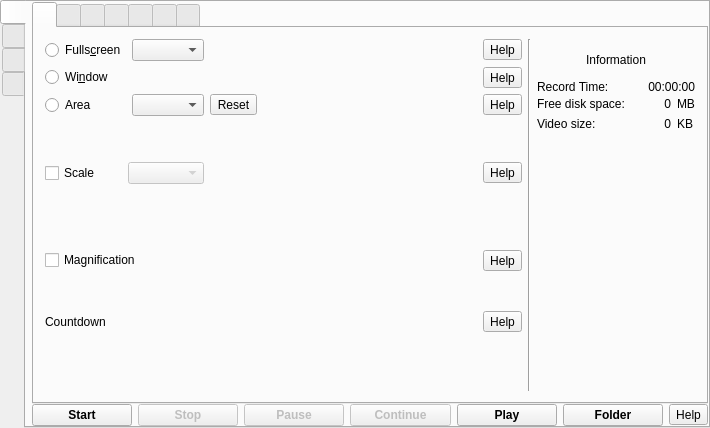
Old version of the form src/formMainWindow.ui in the repository vkohaupt/vokoscreenNG.
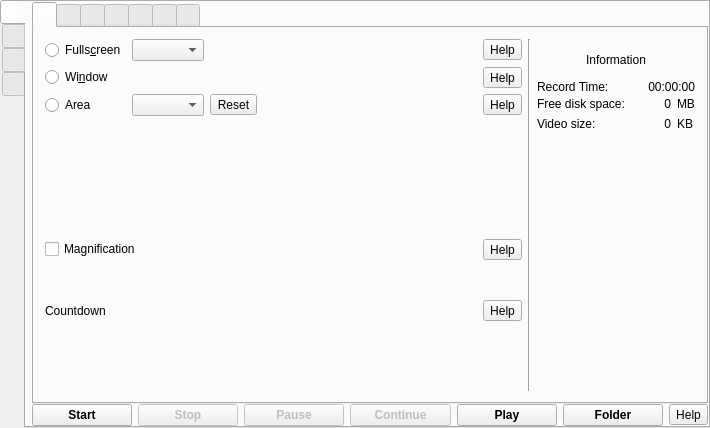
New version of the form. Icons and pictures are not drawn.

Commit message: Scale: Delete

Patch:
```diff
--- a/src/formMainWindow.ui
+++ b/src/formMainWindow.ui
@@ -126,16 +126,6 @@
                   </property>
                  </widget>
                 </item>
-                <item row="4" column="4">
-                 <widget class="QToolButton" name="help_screencast_scale">
-                  <property name="toolTip">
-                   <string notr="true"/>
-                  </property>
-                  <property name="text">
-                   <string notr="true">Help</string>
-                  </property>
-                 </widget>
-                </item>
                 <item row="2" column="4">
                  <widget class="QToolButton" name="help_screencast_area">
                   <property name="text">
@@ -192,23 +182,6 @@
                    <property name="bottomMargin">
                     <number>0</number>
                    </property>
-                   <item>
-                    <widget class="QCheckBox" name="checkBoxScale">
-                     <property name="text">
-                      <string>Scale</string>
-                     </property>
-                    </widget>
-                   </item>
-                   <item>
-                    <widget class="QComboBox" name="comboBoxScale">
-                     <property name="enabled">
-                      <bool>false</bool>
-                     </property>
-                     <property name="sizeAdjustPolicy">
-                      <enum>QComboBox::AdjustToContents</enum>
-                     </property>
-                    </widget>
-                   </item>
                   </layout>
                  </widget>
                 </item>
```
Left out of the diff: 2 changed lines with no effect on the pictures. The commit also changes 2 other files.
